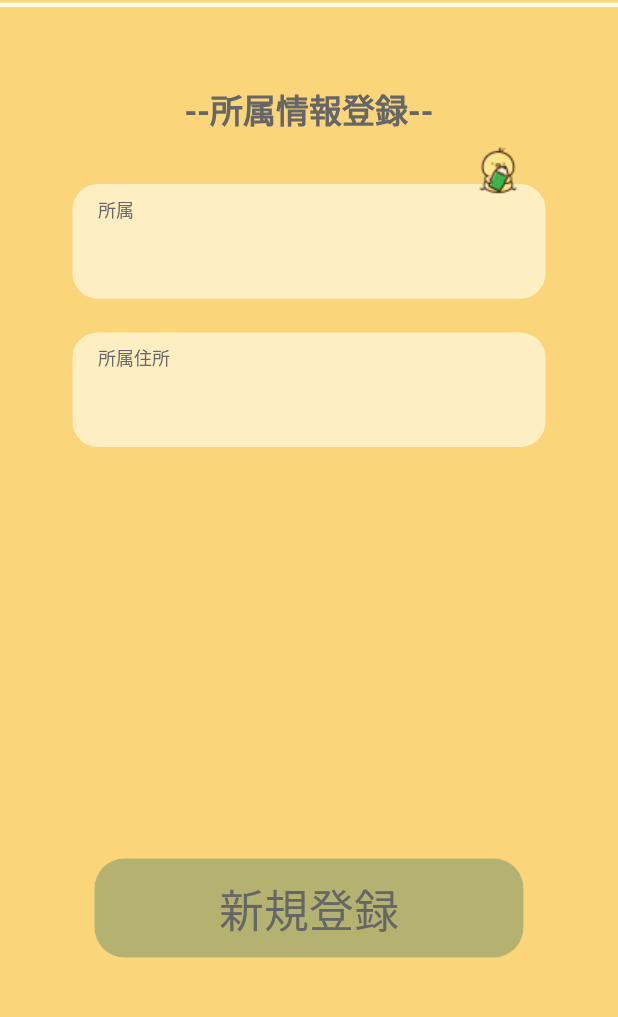
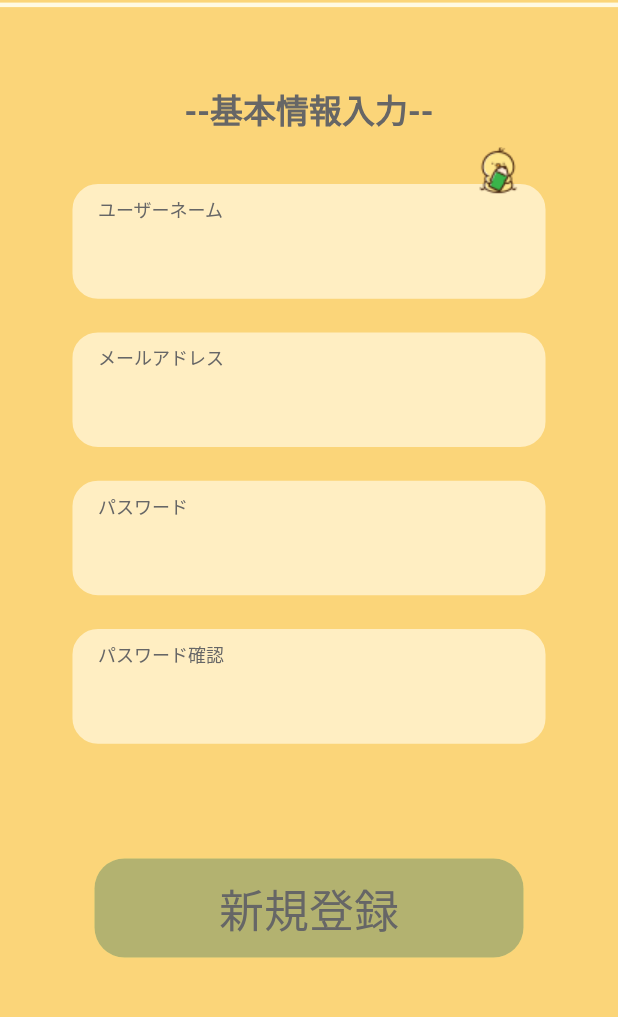
Before and after one commit to mosamosamosamosa/piypmiru_app, a Flutter app: the SignupScreen2 screen opened directly, on a phone screen of 412 x 824 dp, the part 124-1141 px from its top. Run offline on Flutter 3.47's test engine with Material 2 defaults, Android fonts, the phone set to English and light mode, and no system bars; our stand-ins replace cookie_jar, dio, dio_cookie_manager, dotted_border, flutter_svg, go_router; Roboto replaces fonts that are missing (KiwiMaru-L, KiwiMaru-R).

Commit message:
🩹基本k情報登録画面修正

```diff
--- a/lib/screens/signup/signup_screen2.dart
+++ b/lib/screens/signup/signup_screen2.dart
@@ -1,5 +1,5 @@
 import 'package:flutter/material.dart';
-import 'package:flutter_svg/svg.dart';
+
 import 'package:piyomiru_application/constants.dart';
 import 'package:piyomiru_application/components/nomal_button.dart';
 
@@ -11,8 +11,10 @@ class SignupScreen2 extends StatefulWidget {
 }
 
 class _SignupScreen2 extends State<SignupScreen2> {
-  bool pushAf = false;
-  bool pushAd = false;
+  bool pushN = false;
+  bool pushP = false;
+  bool pushM = false;
+  bool pushPConf = false;
 
   @override
   Widget build(BuildContext context) {
@@ -59,7 +61,7 @@ class _SignupScreen2 extends State<SignupScreen2> {
                 children: [
                   SizedBox(height: deviceH * 1 / 16),
                   const Text(
-                    '--所属情報登録--',
+                    '--基本情報入力--',
                     style: TextStyle(
                       fontSize: 22,
                       fontWeight: FontWeight.bold,
@@ -68,7 +70,7 @@ class _SignupScreen2 extends State<SignupScreen2> {
                   ),
                   SizedBox(height: deviceH * 0.037),
                   Stack(
-                    //所属入力ボックス
+                    //ユーザーネーム入力ボックス
                     clipBehavior: Clip.none,
                     children: [
                       Container(
@@ -96,11 +98,11 @@ class _SignupScreen2 extends State<SignupScreen2> {
                           onChanged: (value) {
                             if (value.isNotEmpty) {
                               setState(() {
-                                pushAf = true;
+                                pushN = true;
                               });
                             } else {
                               setState(() {
-                                pushAf = false;
+                                pushN = false;
                               });
                             }
                           },
@@ -110,7 +112,7 @@ class _SignupScreen2 extends State<SignupScreen2> {
                         top: 11,
                         left: 20,
                         child: Text(
-                          "所属",
+                          "ユーザーネーム",
                           style: TextStyle(
                               fontSize: 12,
                               color: kFontColor,
@@ -126,7 +128,7 @@ class _SignupScreen2 extends State<SignupScreen2> {
                   ),
                   SizedBox(height: deviceH * 0.02),
                   Stack(
-                    //所属住所入力ボックス
+                    //メールアドレス入力ボックス
                     children: [
                       Container(
                         height: deviceH * 0.10,
@@ -154,11 +156,11 @@ class _SignupScreen2 extends State<SignupScreen2> {
                             onChanged: (value) {
                               if (value.isNotEmpty) {
                                 setState(() {
-                                  pushAd = true;
+                                  pushM = true;
                                 });
                               } else {
                                 setState(() {
-                                  pushAd = false;
+                                  pushM = false;
                                 });
                               }
                             },
@@ -169,7 +171,117 @@ class _SignupScreen2 extends State<SignupScreen2> {
                         top: 11,
                         left: 20,
                         child: Text(
-                          "所属住所",
+                          "メールアドレス",
+                          style: TextStyle(
+                              fontSize: 12,
+                              color: kFontColor,
+                              fontFamily: 'KiwiMaru-L'),
+                        ),
+                      ),
+                    ],
+                  ),
+                  SizedBox(height: deviceH * 0.02),
+                  Stack(
+                    //パスワード入力ボックス
+                    children: [
+                      Container(
+                        height: deviceH * 0.10,
+                        width: deviceW * 0.78,
+                        decoration: BoxDecoration(
+                          color: kInputColor,
+                          borderRadius: BorderRadius.circular(20),
+                          border:
+                              Border.all(width: 3, color: kSubBackgroundColor),
+                        ),
+                        child: Container(
+                          alignment: Alignment.bottomCenter,
+                          child: TextField(
+                            //controller: controllerN,
+                            obscureText: true,
+                            style: const TextStyle(
+                              fontSize: 24,
+                              color: kFontColor,
+                            ),
+                            cursorColor: kFontColor,
+                            decoration: const InputDecoration(
+                              contentPadding: EdgeInsets.only(left: 24),
+                              enabledBorder: InputBorder.none,
+                              focusedBorder: InputBorder.none,
+                            ),
+                            onChanged: (value) {
+                              if (value.isNotEmpty) {
+                                setState(() {
+                                  pushP = true;
+                                });
+                              } else {
+                                setState(() {
+                                  pushP = false;
+                                });
+                              }
+                            },
+                          ),
+                        ),
+                      ),
+                      const Positioned(
+                        top: 11,
+                        left: 20,
+                        child: Text(
+                          "パスワード",
+                          style: TextStyle(
+                              fontSize: 12,
+                              color: kFontColor,
+                              fontFamily: 'KiwiMaru-L'),
+                        ),
+                      ),
+                    ],
+                  ),
+                  SizedBox(height: deviceH * 0.02),
+                  Stack(
+                    //パスワード確認入力ボックス
+                    children: [
+                      Container(
+                        height: deviceH * 0.10,
+                        width: deviceW * 0.78,
+                        decoration: BoxDecoration(
+                          color: kInputColor,
+                          borderRadius: BorderRadius.circular(20),
+                          border:
+                              Border.all(width: 3, color: kSubBackgroundColor),
+                        ),
+                        child: Container(
+                          alignment: Alignment.bottomCenter,
+                          child: TextField(
+                            //controller: controllerN,
+                            obscureText: true,
+                            style: const TextStyle(
+                              fontSize: 24,
+                              color: kFontColor,
+                            ),
+                            cursorColor: kFontColor,
+                            decoration: const InputDecoration(
+                              contentPadding: EdgeInsets.only(left: 24),
+                              enabledBorder: InputBorder.none,
+                              focusedBorder: InputBorder.none,
+                            ),
+                            onChanged: (value) {
+                              if (value.isNotEmpty) {
+                                setState(() {
+                                  pushPConf = true;
+                                });
+                              } else {
+                                setState(() {
+                                  pushPConf = false;
+                                });
+                              }
+                            },
+                          ),
+                        ),
+                      ),
+                      const Positioned(
+                        top: 11,
+                        left: 20,
+                        child: Text(
+                          "パスワード確認",
                           style: TextStyle(
                               fontSize: 12,
                               color: kFontColor,
@@ -181,7 +293,7 @@ class _SignupScreen2 extends State<SignupScreen2> {
                 ],
               ),
             ),
-            pushAf && pushAd
+            pushN && pushP && pushM && pushPConf
                 ? Positioned(
                     bottom: deviceH * 1 / 8,
                     left: 0,
```
